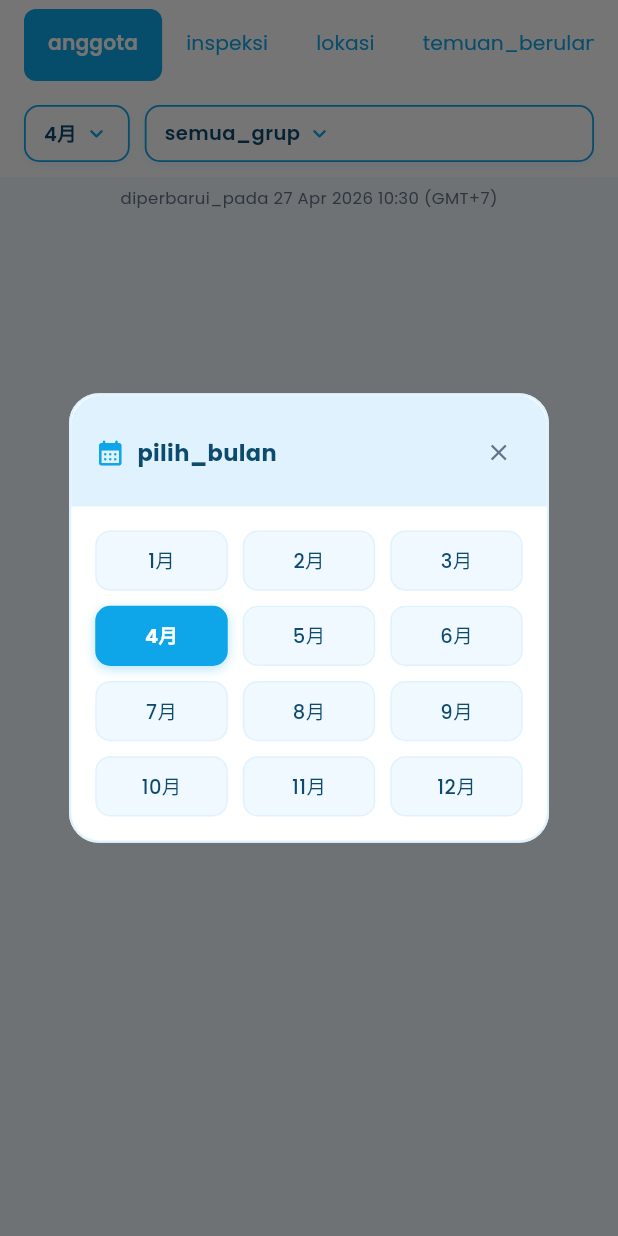
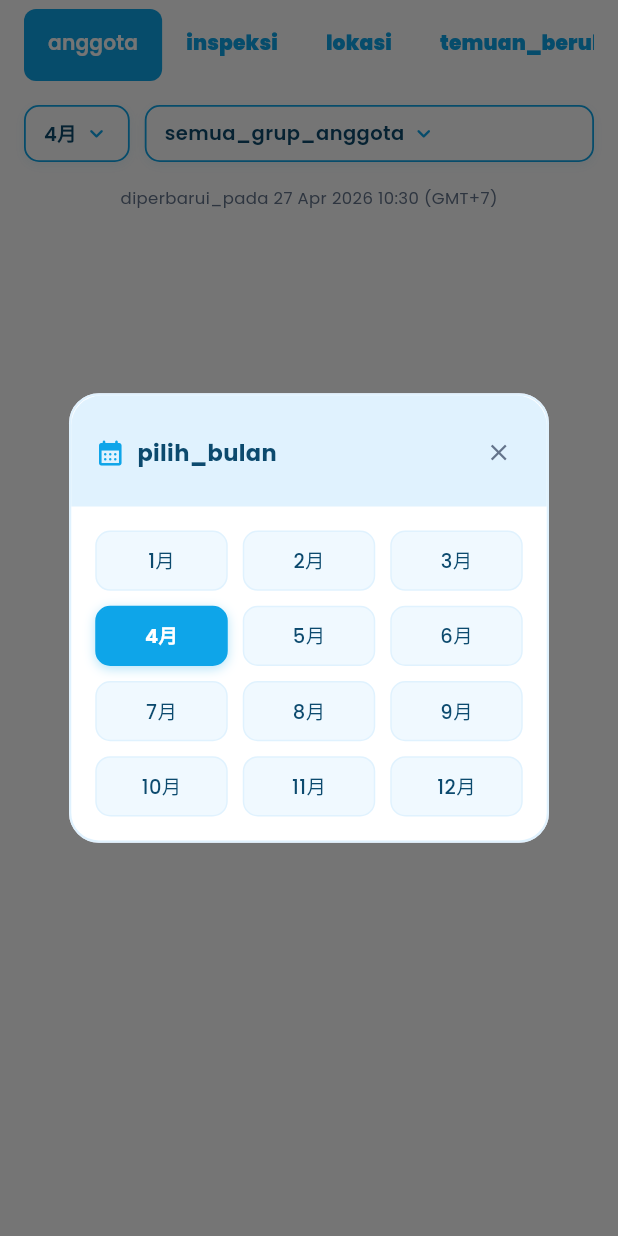
Before and after one commit to jobriant19/inspectaapp, a Flutter app: the AnalyticsScreen screen opened directly with empty values, after a tap on an icon or button, on a phone screen of 412 x 824 dp. Run offline on Flutter 3.47's test engine with Material 3 defaults, Android fonts, the phone set to English and light mode, and no system bars; our stand-ins replace cached_network_image, camera, dotted_border, firebase_core, firebase_messaging, flutter_local_notifications and 6 more; missing offline and left inert: dargon2_flutter, mobile_scanner; accounts and stored records are empty; network calls fail; project files that could hold a hidden picture were left out.

Commit message:
UPDATE: modified style tab bar analytics_screen UPDATE: fix problem executive_verification_screen

```diff
--- a/lib/features/user/analytics/analytics_screen.dart
+++ b/lib/features/user/analytics/analytics_screen.dart
@@ -104,7 +104,7 @@ class _AnalyticsScreenState extends State<AnalyticsScreen>
     'ID': {
       'anggota': 'Anggota', 'inspeksi': 'Inspeksi', 'lokasi': 'Lokasi',
       'temuan_berulang': 'Temuan Berulang', 'memuat_data': 'Memuat data...',
-      'diperbarui_pada': 'Terakhir diperbarui pada', 'semua_grup': 'Semua Grup',
+      'diperbarui_pada': 'Terakhir diperbarui pada', 'semua_grup': 'Semua Penemu', 'semua_grup_anggota': 'Semua Grup',
       'gagal_muat_anggota': 'Gagal memuat data Anggota',
       'gagal_muat_inspeksi': 'Gagal memuat data Inspeksi',
       'gagal_muat_lokasi': 'Gagal memuat data Lokasi',
@@ -129,7 +129,7 @@ class _AnalyticsScreenState extends State<AnalyticsScreen>
     'EN': {
       'anggota': 'Members', 'inspeksi': 'Inspection', 'lokasi': 'Location',
       'temuan_berulang': 'Recurring Findings', 'memuat_data': 'Loading data...',
-      'diperbarui_pada': 'Last updated at', 'semua_grup': 'All Groups',
+      'diperbarui_pada': 'Last updated at', 'semua_grup': 'All Finders', 'semua_grup_anggota': 'All Groups',
       'gagal_muat_anggota': 'Failed to load Member data',
       'gagal_muat_inspeksi': 'Failed to load Inspection data',
       'gagal_muat_lokasi': 'Failed to load Location data',
@@ -154,7 +154,7 @@ class _AnalyticsScreenState extends State<AnalyticsScreen>
     'ZH': {
       'anggota': '成员', 'inspeksi': '检查', 'lokasi': '位置',
       'temuan_berulang': '重复发现', 'memuat_data': '加载数据...',
-      'diperbarui_pada': '最后更新于', 'semua_grup': '所有组',
+      'diperbarui_pada': '最后更新于', 'semua_grup': '所有发现者', 'semua_grup_anggota': '所有组',
       'gagal_muat_anggota': '加载成员数据失败',
       'gagal_muat_inspeksi': '加载检查数据失败',
       'gagal_muat_lokasi': '加载位置数据失败',
@@ -713,7 +713,7 @@ class _AnalyticsScreenState extends State<AnalyticsScreen>
 
   // Group picker popup
   void _showGroupPicker() async {
-    final allItem = {'id_unit': null, 'nama_unit': getTxt('semua_grup')};
+    final allItem = {'id_unit': null, 'nama_unit': getTxt('semua_grup_anggota')};
     final items = [allItem, ..._unitList];
 
     await showDialog(
@@ -1237,7 +1237,7 @@ class _AnalyticsScreenState extends State<AnalyticsScreen>
   @override
   Widget build(BuildContext context) {
     return Scaffold(
-      backgroundColor: _AppColors.surface,
+      backgroundColor: Colors.transparent,
       body: Column(children: [
         _buildTabBar(),
         Expanded(child: TabBarView(
@@ -1257,8 +1257,7 @@ class _AnalyticsScreenState extends State<AnalyticsScreen>
   Widget _buildTabBar() {
   final tabs = [getTxt('anggota'), getTxt('inspeksi'), getTxt('lokasi'), getTxt('temuan_berulang')];
   return Container(
-      color: Colors.white,
-      // Tambah padding horizontal agar sejajar dengan header/navbar
+    color: Colors.transparent,
     padding: const EdgeInsets.fromLTRB(16, 6, 16, 6),
     child: TabBar(
       controller: _tabController,
@@ -1272,9 +1271,19 @@ class _AnalyticsScreenState extends State<AnalyticsScreen>
       labelColor: Colors.white,
       unselectedLabelColor: _AppColors.primary,
       labelStyle: const TextStyle(fontWeight: FontWeight.w600, fontSize: 13.5),
-        unselectedLabelStyle: const TextStyle(fontWeight: FontWeight.w400, fontSize: 13.5),
+      unselectedLabelStyle: const TextStyle(fontWeight: FontWeight.w900, fontSize: 13.5),
       dividerColor: Colors.transparent,
-        tabs: tabs.map((t) => Tab(text: t)).toList(),
+      // Background putih untuk tab tidak aktif
+      overlayColor: WidgetStateProperty.all(Colors.transparent),
+      tabs: tabs.map((t) => Tab(
+        child: Container(
+          decoration: BoxDecoration(
+            color: Colors.transparent, // dihandle oleh indicator & unselected style
+            borderRadius: BorderRadius.circular(8),
+          ),
+          child: Text(t),
+        ),
+      )).toList(),
     ),
   );
 }
@@ -1292,7 +1301,7 @@ class _AnalyticsScreenState extends State<AnalyticsScreen>
     return Column(children: [
       // Filter row — proportional width
       Container(
-        color: Colors.white,
+        color: Colors.transparent,
         padding: const EdgeInsets.symmetric(horizontal: 16, vertical: 10),
         child: Row(children: [
           _buildFilterButton(
@@ -1302,7 +1311,7 @@ class _AnalyticsScreenState extends State<AnalyticsScreen>
           const SizedBox(width: 10),
           Expanded(child: _buildFilterButton(
             label: _selectedUnitId == null
-                ? getTxt('semua_grup')
+                ? getTxt('semua_grup_anggota')
                 : (_unitList.firstWhere(
                     (u) => u['id_unit'].toString() == _selectedUnitId,
                     orElse: () => {'nama_unit': getTxt('semua_grup')})['nama_unit'] as String),
@@ -1360,7 +1369,7 @@ class _AnalyticsScreenState extends State<AnalyticsScreen>
 
     return Column(children: [
       Container(
-        color: Colors.white,
+        color: Colors.transparent,
         width: double.infinity,
         padding: const EdgeInsets.fromLTRB(16, 10, 16, 10),
         child: Row(children: [
@@ -1451,7 +1460,7 @@ class _AnalyticsScreenState extends State<AnalyticsScreen>
   Widget _buildLokasiTab() {
     return Column(crossAxisAlignment: CrossAxisAlignment.start, children: [
       Container(
-        color: Colors.white,
+        color: Colors.transparent,
         padding: const EdgeInsets.fromLTRB(16, 10, 16, 10),
         child: Row(children: [
           _buildFilterButton(
@@ -1467,7 +1476,7 @@ class _AnalyticsScreenState extends State<AnalyticsScreen>
       ),
       _buildAuditPeriodBanner(),
       _buildLastUpdatedTextWidget(),
-      _buildTableHeader([getTxt('rank'), getTxt('lokasi'), getTxt('temuan')], flex: [1, 3, 1]),
+      _buildTableHeader([getTxt('rank'), getTxt('lokasi'), getTxt('temuan')], flex: [1, 3, 1], isLocation: true),
       Expanded(child: FutureBuilder<List<LocationData>>(
         future: _lokasiFuture,
         builder: (context, snapshot) {
@@ -1503,7 +1512,7 @@ class _AnalyticsScreenState extends State<AnalyticsScreen>
 
     return Column(children: [
       Container(
-        color: Colors.white,
+        color: Colors.transparent,
         padding: const EdgeInsets.fromLTRB(16, 10, 16, 10),
         child: Row(children: [
           Expanded(child: _buildFilterButton(
@@ -1931,39 +1940,49 @@ class _AnalyticsScreenState extends State<AnalyticsScreen>
       padding: const EdgeInsets.symmetric(horizontal: 16, vertical: 10),
       child: isLocation
           ? Row(children: [
-              // Rank — fixed 40px
               SizedBox(
                 width: 40,
                 child: Text(cols[0],
                   textAlign: TextAlign.center,
-                  style: const TextStyle(fontSize: 12.5, fontWeight: FontWeight.w600,
+                  style: const TextStyle(
+                    fontSize: 12.5, fontWeight: FontWeight.w600,
                     color: _AppColors.textSecondary, letterSpacing: 0.2)),
               ),
-              // Location — expanded
               Expanded(
                 flex: 3,
                 child: Text(cols[1],
-                  textAlign: TextAlign.center,
-                  style: const TextStyle(fontSize: 12.5, fontWeight: FontWeight.w600,
+                  textAlign: TextAlign.left,   // <-- left agar sejajar dengan isi lokasi
+                  style: const TextStyle(
+                    fontSize: 12.5, fontWeight: FontWeight.w600,
                     color: _AppColors.textSecondary, letterSpacing: 0.2)),
               ),
-              // Findings — fixed 50px
               SizedBox(
                 width: 50,
                 child: Text(cols[2],
                   textAlign: TextAlign.center,
-                  style: const TextStyle(fontSize: 12.5, fontWeight: FontWeight.w600,
+                  style: const TextStyle(
+                    fontSize: 12.5, fontWeight: FontWeight.w600,
                     color: _AppColors.textSecondary, letterSpacing: 0.2)),
               ),
             ])
           : Row(
-              children: List.generate(cols.length, (i) => Expanded(
+              children: List.generate(cols.length, (i) {
+                // Kolom pertama (Name) rata kiri, sisanya center
+                final isFirst = i == 0;
+                return Expanded(
                   flex: flex[i],
-                child: Text(cols[i],
-                  textAlign: TextAlign.center,
-                  style: const TextStyle(fontSize: 12.5, fontWeight: FontWeight.w600,
-                      color: _AppColors.textSecondary, letterSpacing: 0.2)),
-              )),
+                  child: Padding(
+                    padding: EdgeInsets.only(left: isFirst ? 44 : 0), // 34 avatar + 10 gap
+                    child: Text(
+                      cols[i],
+                      textAlign: isFirst ? TextAlign.left : TextAlign.center,
+                      style: const TextStyle(
+                        fontSize: 12.5, fontWeight: FontWeight.w600,
+                        color: _AppColors.textSecondary, letterSpacing: 0.2),
+                    ),
+                  ),
+                );
+              }),
             ),
     );
   }
@@ -1976,12 +1995,25 @@ class _AnalyticsScreenState extends State<AnalyticsScreen>
         border: Border(bottom: BorderSide(color: _AppColors.divider)),
       ),
       child: Row(children: [
-        Expanded(flex: 3, child: Text(vals[0],
+        Expanded(
+          flex: 3,
+          child: Padding(
+            padding: const EdgeInsets.only(left: 44), // sejajar dengan nama (avatar 34 + gap 10)
+            child: Text(
+              vals[0],
+              textAlign: TextAlign.left,
+              style: const TextStyle(
+                fontSize: 13, fontWeight: FontWeight.w700, color: _AppColors.primary),
+            ),
+          ),
+        ),
+        ...vals.sublist(1).map((v) => Expanded(
+          flex: 1,
+          child: Text(v,
             textAlign: TextAlign.center,
-          style: const TextStyle(fontSize: 13, fontWeight: FontWeight.w700, color: _AppColors.primary))),
-        ...vals.sublist(1).map((v) => Expanded(flex: 1,
-          child: Text(v, textAlign: TextAlign.center,
-            style: const TextStyle(fontSize: 13, fontWeight: FontWeight.w700, color: _AppColors.primary)))),
+            style: const TextStyle(
+              fontSize: 13, fontWeight: FontWeight.w700, color: _AppColors.primary)),
+        )),
       ]),
     );
   }
@@ -2029,14 +2061,40 @@ class _AnalyticsScreenState extends State<AnalyticsScreen>
     ),
     padding: const EdgeInsets.symmetric(horizontal: 16, vertical: 12),
     child: Row(children: [
+      // Kolom Name — flex 3, SAMA persis dengan _buildMemberRow
+      Expanded(
+        flex: 3,
+        child: Row(children: [
           _Avatar(name: self.name, avatarUrl: self.avatarUrl, color: self.avatarColor, size: 34),
           const SizedBox(width: 10),
-        Expanded(child: Text(self.name,
-          style: const TextStyle(fontSize: 13, fontWeight: FontWeight.w600, color: _AppColors.textPrimary))),
-        SizedBox(width: 60, child: Text('${self.findings}', textAlign: TextAlign.center,
-          style: TextStyle(fontSize: 13.5, fontWeight: FontWeight.w600, color: findingsColor))),
-        SizedBox(width: 60, child: Text('${self.completed}', textAlign: TextAlign.center,
-          style: TextStyle(fontSize: 13.5, fontWeight: FontWeight.w600, color: completedColor))),
+          Expanded(child: Text(
+            self.name,
+            style: const TextStyle(
+              fontSize: 13, fontWeight: FontWeight.w600, color: _AppColors.textPrimary),
+            overflow: TextOverflow.ellipsis,
+          )),
+        ]),
+      ),
+      // Kolom Findings — flex 1, SAMA dengan header & member row
+      Expanded(
+        flex: 1,
+        child: Text(
+          '${self.findings}',
+          textAlign: TextAlign.center,
+          style: TextStyle(
+            fontSize: 13.5, fontWeight: FontWeight.w600, color: findingsColor),
+        ),
+      ),
+      // Kolom Completed — flex 1, SAMA dengan header & member row
+      Expanded(
+        flex: 1,
+        child: Text(
+          '${self.completed}',
+          textAlign: TextAlign.center,
+          style: TextStyle(
+            fontSize: 13.5, fontWeight: FontWeight.w600, color: completedColor),
+        ),
+      ),
     ]),
   );
 }
```
Also changed, not shown: lib/features/user/home/executive_verification_screen.dart (+4 -4 lines). Lines whose indentation alone changed are shown as unchanged.
